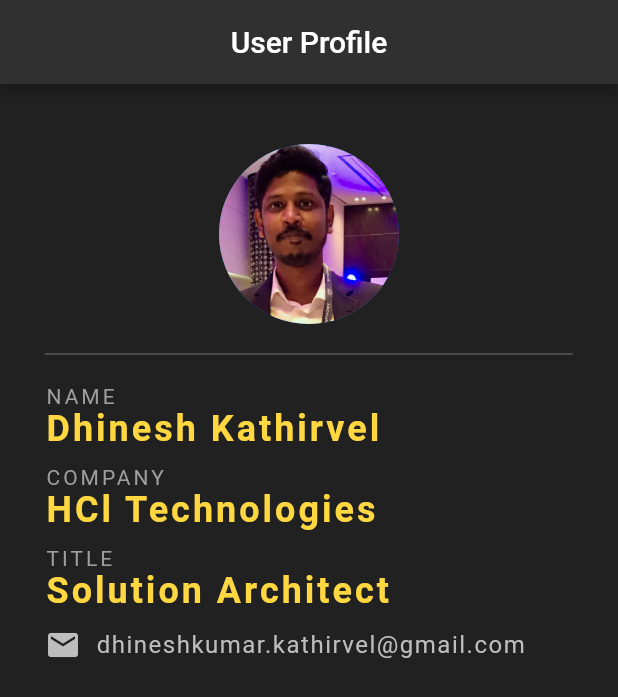
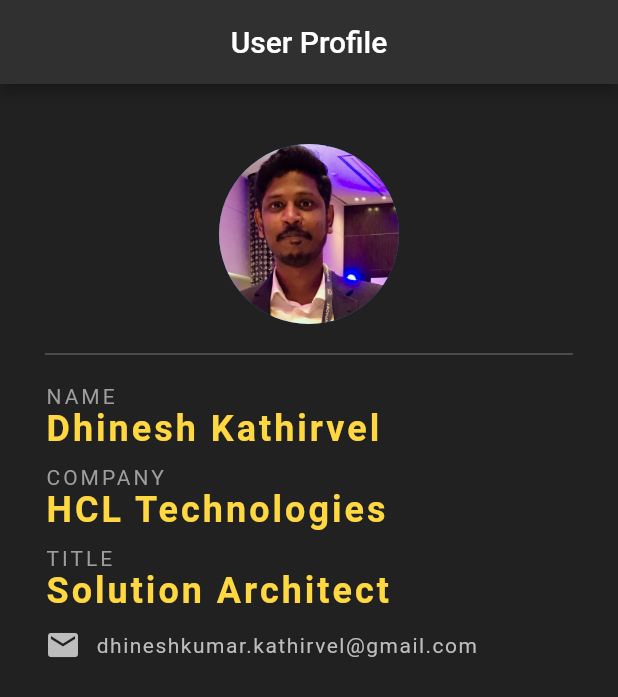
Before and after one commit to DhineshKathirvel/user-details-mobile-app-page-view, a Flutter app: the screen it shows after launch, on a phone screen of 412 x 824 dp. Shown: the top 697 px of the screen. Run offline on Flutter 3.47's test engine with Material 2 defaults, Android fonts, the phone set to English and light mode, and no system bars.

Commit message:
Updated text

```diff
--- a/lib/main.dart
+++ b/lib/main.dart
@@ -51,7 +51,7 @@ class UserId extends StatelessWidget {
                 letterSpacing: 2.0,
               ),
             ),
-            Text("HCl Technologies",
+            Text("HCL Technologies",
               style: TextStyle(
                   color: Colors.amberAccent,
                   letterSpacing: 2.0,
@@ -85,7 +85,7 @@ class UserId extends StatelessWidget {
                 Text("dhineshkumar.kathirvel@gmail.com",
                   style: TextStyle(
                     color: Colors.grey[400],
-                    fontSize: 16.0,
+                    fontSize: 14.0,
                     letterSpacing: 1.0
                   ),
                 )
```
